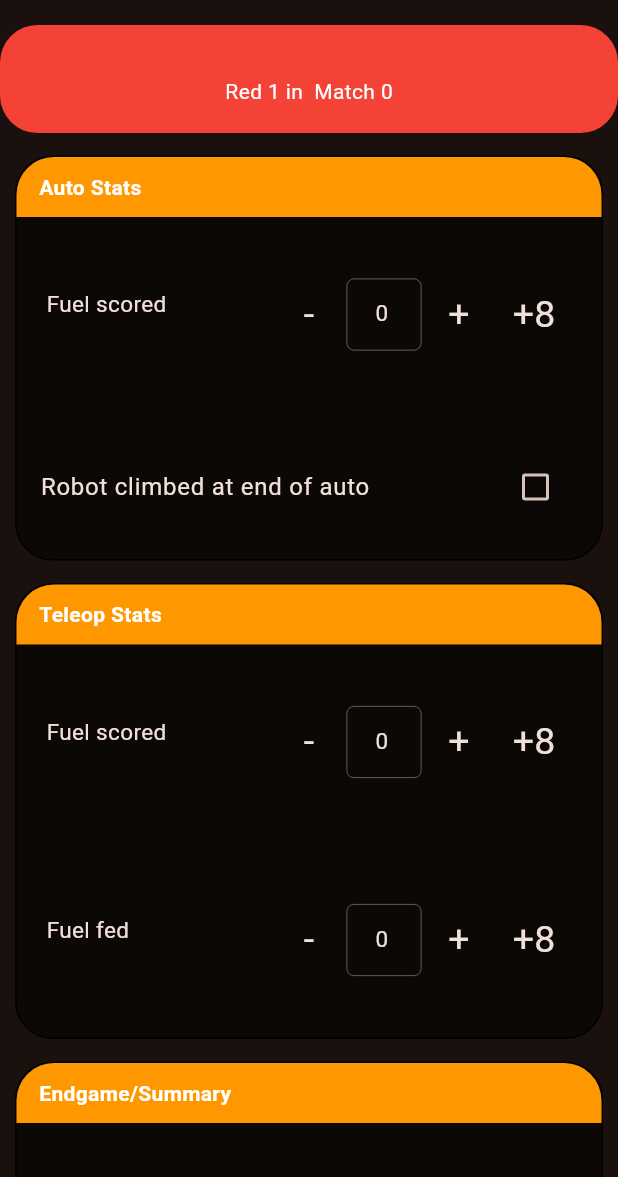
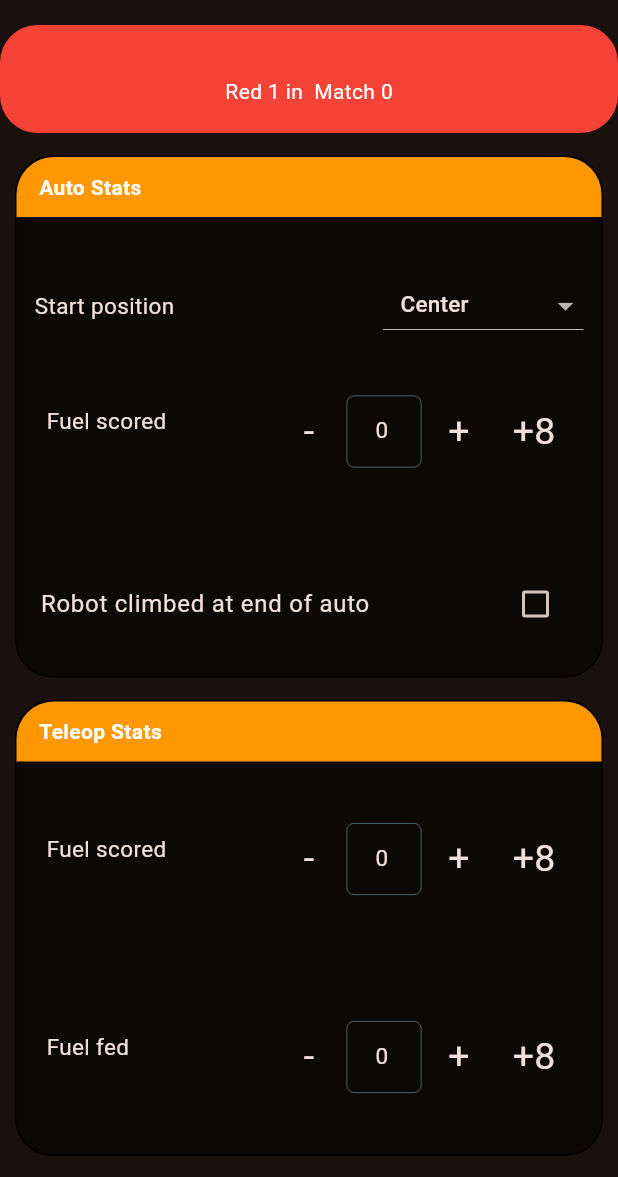
Before and after one commit to FRC2539/kryptopedia_2026, a Flutter app: the MatchScoutingBoxesEdition screen opened directly with empty values, after a tap on the "edit" icon, on a phone screen of 412 x 824 dp, the part 59-1236 px from its top. Run offline on Flutter 3.47's test engine with Material 3 defaults, Android fonts, the phone set to English and light mode, and no system bars; drawn by our look-alikes of auto_size_text; our stand-ins replace confetti, image_picker, package_info_plus, sqflite, sqflite_common_ffi; missing offline and left inert: haptic_feedback, pdfrx, relative_time; accounts and stored records are empty; network calls fail.

Commit message:
a beautiful confusing little diagram by super cool me i swear it didnt actually take that long i just forgot to commit it also i think i fixed another bug while i was doing this so the pencil page in match scouting should be great again who am i talking to hi everybody

```diff
--- a/kryptopedia/lib/models/scouted_match.dart
+++ b/kryptopedia/lib/models/scouted_match.dart
@@ -173,6 +173,15 @@ enum ClimbLevel { none, L1, L2, L3 }
 
 enum StartPosition { lTrench, lBump, center, rBump, rTrench, none }
 
+Map<StartPosition, String> startPositionNames = {
+  StartPosition.lTrench: "Left Trench",
+  StartPosition.lBump: "Left Bump",
+  StartPosition.center: "Center",
+  StartPosition.rBump: "Right Bump",
+  StartPosition.rTrench: "Right Trench",
+  StartPosition.none: "None",
+};
+
 enum Penalties { none, one, few, many }
 
 enum RobotRole { offense, defense, feeder }
--- a/kryptopedia/lib/screens/match_scouting_boxes.dart
+++ b/kryptopedia/lib/screens/match_scouting_boxes.dart
@@ -17,6 +17,7 @@ import 'package:kryptopedia/util/singletons.dart';
 import 'package:kryptopedia/util/vibrate.dart';
 import 'package:kryptopedia/widgets/common/dropdown.dart';
 import 'package:kryptopedia/widgets/common/text_field.dart';
+import 'package:kryptopedia/widgets/match_scouting/positions_select.dart';
 
 class MatchScoutingBoxesEdition extends StatefulWidget {
   final AlliancePosition alliancePosition;
@@ -154,7 +155,7 @@ class _MatchScoutingBoxesEditionState extends State<MatchScoutingBoxesEdition> {
               child: Row(
                 mainAxisAlignment: MainAxisAlignment.spaceBetween,
                 children: [
-                  Container(), //it works :)
+                  Container(),
                   FutureBuilder(
                     future: scouters,
                     builder: (context, snapshot) {
@@ -281,99 +282,22 @@ class _MatchScoutingBoxesEditionState extends State<MatchScoutingBoxesEdition> {
 
                   double aspectRatio = itemHeight / itemWidth;
 
+                  Alliance alliance =
+                      redAlliancePositions.contains(widget.alliancePosition)
+                      ? Alliance.red
+                      : Alliance.blue;
+                  String station1Label = alliance == Alliance.red
+                      ? widget.match.red1number.toString()
+                      : widget.match.blue1number.toString();
+                  String station2Label = alliance == Alliance.red
+                      ? widget.match.red2number.toString()
+                      : widget.match.blue2number.toString();
+                  String station3Label = alliance == Alliance.red
+                      ? widget.match.red3number.toString()
+                      : widget.match.blue3number.toString();
+
                   List<Widget> buttons = switch (state) {
-                    MatchState.start => [
-                      _buildGridButton(
-                        color: Colors.orangeAccent,
-                        label: "Left Trench",
-                        filled:
-                            scoutedMatchSingleton.startPosition ==
-                                StartPosition.lTrench &&
-                            setStartPosition,
-                        onPressed: () {
-                          scoutedMatchSingleton.startPosition =
-                              StartPosition.lTrench;
-                          state = MatchState.auto;
-                          setStartPosition = true;
-                          vibrate(HapticsType.heavy);
-                        },
-                      ),
-                      _buildGridButton(
-                        color: Colors.orangeAccent,
-                        label: "Left Bump",
-                        filled:
-                            scoutedMatchSingleton.startPosition ==
-                                StartPosition.lBump &&
-                            setStartPosition,
-                        onPressed: () {
-                          scoutedMatchSingleton.startPosition =
-                              StartPosition.lBump;
-                          state = MatchState.auto;
-                          setStartPosition = true;
-                          vibrate(HapticsType.heavy);
-                        },
-                      ),
-                      _buildGridButton(
-                        color: Colors.orangeAccent,
-                        label: "Center",
-                        filled:
-                            scoutedMatchSingleton.startPosition ==
-                                StartPosition.center &&
-                            setStartPosition,
-                        onPressed: () {
-                          scoutedMatchSingleton.startPosition =
-                              StartPosition.center;
-                          state = MatchState.auto;
-                          setStartPosition = true;
-                          vibrate(HapticsType.heavy);
-                        },
-                      ),
-                      _buildGridButton(
-                        color: Colors.orangeAccent,
-                        label: "Right Bump",
-                        filled:
-                            scoutedMatchSingleton.startPosition ==
-                                StartPosition.rBump &&
-                            setStartPosition,
-                        onPressed: () {
-                          scoutedMatchSingleton.startPosition =
-                              StartPosition.rBump;
-                          state = MatchState.auto;
-                          setStartPosition = true;
-                          vibrate(HapticsType.heavy);
-                        },
-                      ),
-                      _buildGridButton(
-                        color: Colors.orangeAccent,
-                        label: "Right Trench",
-                        filled:
-                            scoutedMatchSingleton.startPosition ==
-                                StartPosition.rTrench &&
-                            setStartPosition,
-                        onPressed: () {
-                          scoutedMatchSingleton.startPosition =
-                              StartPosition.rTrench;
-                          state = MatchState.auto;
-                          setStartPosition = true;
-                          vibrate(HapticsType.heavy);
-                        },
-                      ),
-                      _buildGridButton(
-                        color: Colors.redAccent,
-                        label: "No-show",
-                        filled:
-                            scoutedMatchSingleton.startPosition ==
-                                StartPosition.none &&
-                            setStartPosition,
-                        onPressed: () {
-                          scoutedMatchSingleton.startPosition =
-                              StartPosition.none;
-                          scoutedMatchSingleton.issues = true;
-                          vibrate(HapticsType.error);
-                          comments();
-                        },
-                      ),
-                    ],
+                    MatchState.start => [],
                     MatchState.auto => [
                       _buildGridButton(
                         color: Colors.yellow,
@@ -568,6 +492,55 @@ class _MatchScoutingBoxesEditionState extends State<MatchScoutingBoxesEdition> {
                     ],
                   };
 
+                  if (state == MatchState.start) {
+                    return Column(
+                      children: [
+                        Expanded(
+                          flex: 5,
+                          child: StartPositionsSelect(
+                            alliance: alliance,
+                            station1Label: station1Label,
+                            station2Label: station2Label,
+                            station3Label: station3Label,
+                            value: setStartPosition
+                                ? scoutedMatchSingleton.startPosition
+                                : null,
+                            onPositionSelected: (pos) {
+                              scoutedMatchSingleton.startPosition = pos;
+                              setStartPosition = true;
+                              vibrate(HapticsType.medium);
+                              setState(() {
+                                state = MatchState.auto;
+                              });
+                            },
+                          ),
+                        ),
+                        Expanded(
+                          child: Padding(
+                            padding: const EdgeInsets.all(4.0),
+                            child: SizedBox.expand(
+                              child: _buildGridButton(
+                                color: Colors.redAccent,
+                                label: "No-show",
+                                filled:
+                                    scoutedMatchSingleton.startPosition ==
+                                        StartPosition.none &&
+                                    setStartPosition,
+                                onPressed: () {
+                                  scoutedMatchSingleton.startPosition =
+                                      StartPosition.none;
+                                  scoutedMatchSingleton.issues = true;
+                                  vibrate(HapticsType.error);
+                                  comments();
+                                },
+                              ),
+                            ),
+                          ),
+                        ),
+                      ],
+                    );
+                  }
+
                   return GridView.count(
                     scrollDirection: Axis.horizontal,
                     crossAxisCount: rows,
@@ -595,7 +568,6 @@ class _MatchScoutingBoxesEditionState extends State<MatchScoutingBoxesEdition> {
   }) {
     return Padding(
       padding: const EdgeInsets.all(2.0),
-      child: GestureDetector(
         child: OutlinedButton(
           style: OutlinedButton.styleFrom(
             foregroundColor: color,
@@ -636,7 +608,6 @@ class _MatchScoutingBoxesEditionState extends State<MatchScoutingBoxesEdition> {
                   textAlign: TextAlign.center,
                 ),
           ],
-          ),
         ),
       ),
     );
--- a/kryptopedia/lib/widgets/match_scouting/1_auto.dart
+++ b/kryptopedia/lib/widgets/match_scouting/1_auto.dart
@@ -1,5 +1,7 @@
 import 'package:flutter/material.dart';
+import 'package:kryptopedia/models/scouted_match.dart';
 import 'package:kryptopedia/util/singletons.dart';
+import 'package:kryptopedia/widgets/common/dropdown.dart';
 import 'package:kryptopedia/widgets/common/layouts.dart';
 import 'package:kryptopedia/widgets/common/scouting_section.dart';
 import 'package:kryptopedia/widgets/common/super_number_field.dart';
@@ -17,6 +19,21 @@ class _AutoMatchScoutingState extends State<AutoMatchScouting> {
     return ScoutingSection(
       title: 'Auto Stats',
       children: [
+        DropdownList(
+          label: 'Start position',
+          initialValue: scoutedMatchSingleton.startPosition,
+          options: StartPosition.values
+              .map(
+                (pos) => MultiSelectOption(
+                  value: pos,
+                  label: startPositionNames[pos]!,
+                ),
+              )
+              .toList(),
+          callback: (newValue) {
+            scoutedMatchSingleton.startPosition = newValue;
+          },
+        ),
         ResponsiveLayout(
           portraitMode: LayoutMode.singleColumn,
           landscapeMode: LayoutMode.twoColumn,
@@ -42,16 +59,6 @@ class _AutoMatchScoutingState extends State<AutoMatchScouting> {
                 });
               },
             ),
-            /*SuperNumberField(
-              label: "Fuel held at end of auto",
-              minValue: 0,
-              maxValue: 6767,
-              superStep: 10,
-              startValue: scoutedMatchSingleton.autoFuelFinal,
-              callback: (int newValue) {
-                scoutedMatchSingleton.autoFuelFinal = newValue;
-              },
-            ),*/
           ],
         ),
       ],
--- a/kryptopedia/lib/widgets/match_scouting/3_endgame-summary.dart
+++ b/kryptopedia/lib/widgets/match_scouting/3_endgame-summary.dart
@@ -22,7 +22,7 @@ class _EndgameMatchScoutingState extends State<EndgameMatchScouting> {
       children: [
         DropdownList(
           label: 'Climb level',
-          initialValue: ClimbLevel.none,
+          initialValue: scoutedMatchSingleton.climbLevel,
           options: [
             MultiSelectOption(value: ClimbLevel.none, label: 'No climb'),
             MultiSelectOption(value: ClimbLevel.L1, label: 'L1'),
@@ -35,7 +35,7 @@ class _EndgameMatchScoutingState extends State<EndgameMatchScouting> {
         ),
         DropdownList(
           label: 'Penalties',
-          initialValue: Penalties.none,
+          initialValue: scoutedMatchSingleton.penalties,
           options: [
             MultiSelectOption(value: Penalties.none, label: 'None'),
             MultiSelectOption(value: Penalties.few, label: 'Few'),
```
Also changed, not shown: kryptopedia/lib/models/event.dart (+12 -0 lines), kryptopedia/lib/util/db/events.dart (+11 -0 lines), kryptopedia/lib/util/db/sync.dart (+17 -13 lines), kryptopedia/lib/widgets/match_scouting/positions_select.dart (added, +333 -0 lines). Lines whose indentation alone changed are shown as unchanged.
